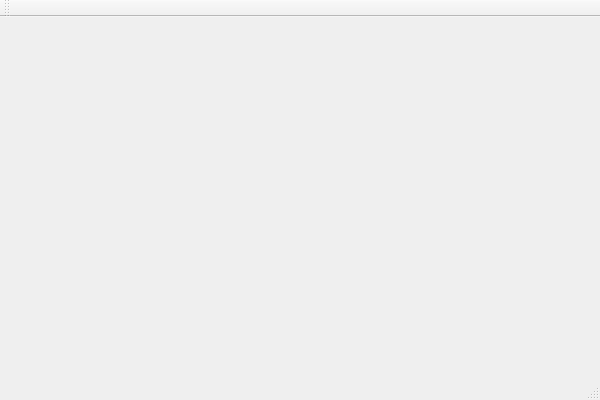
tbmt41projekt/heimdall, file Heimdall1/Heimdall1/Grafik/Heimdall1.ui: the form before one commit.
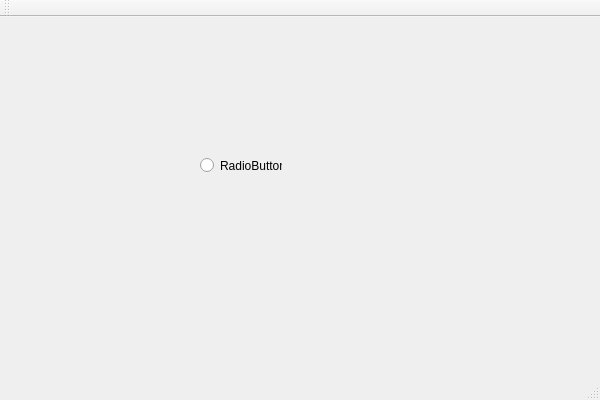
The form after the commit.

```diff
--- a/Heimdall1/Heimdall1/Grafik/Heimdall1.ui
+++ b/Heimdall1/Heimdall1/Grafik/Heimdall1.ui
@@ -13,7 +13,21 @@
   <property name="windowTitle">
    <string>Heimdall1</string>
   </property>
-  <widget class="QWidget" name="centralWidget"/>
+  <widget class="QWidget" name="centralWidget">
+   <widget class="QRadioButton" name="radioButton">
+    <property name="geometry">
+     <rect>
+      <x>200</x>
+      <y>140</y>
+      <width>82</width>
+      <height>17</height>
+     </rect>
+    </property>
+    <property name="text">
+     <string>RadioButton</string>
+    </property>
+   </widget>
+  </widget>
   <widget class="QMenuBar" name="menuBar">
    <property name="geometry">
     <rect>
```
